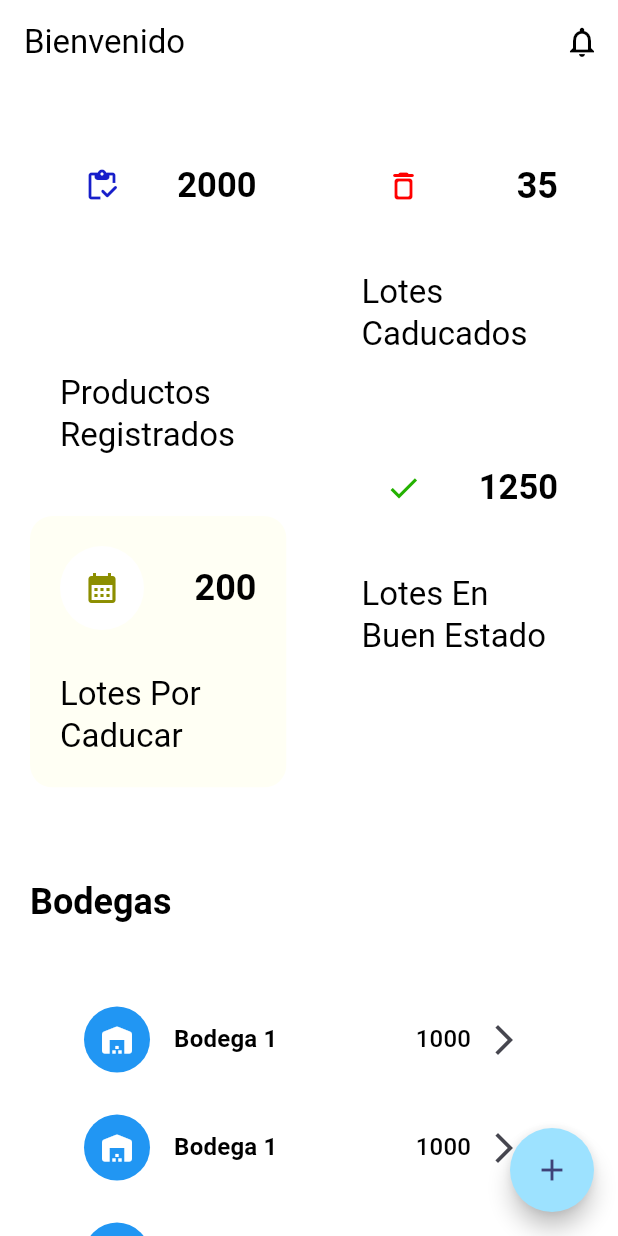
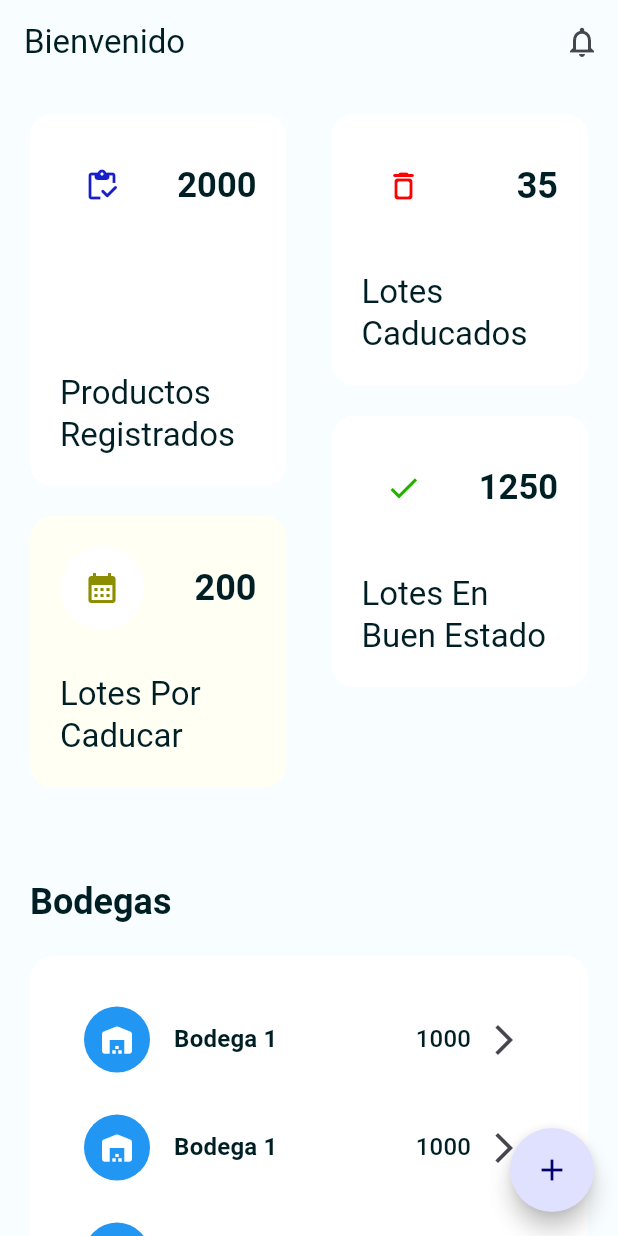
Before and after one commit to alexsosat/inventory-control, a Flutter app: the screen it shows after launch, on a phone screen of 412 x 824 dp. Run offline on Flutter 3.47's test engine with Material 2 defaults, Android fonts, the phone set to English and light mode, and no system bars; drawn by our look-alikes of auto_size_text, flutter_speed_dial; our stand-ins replace device_preview, flex_color_scheme, get, google_fonts, isar; accounts and stored records are empty; generated files the repository leaves out were written again.

Commit message:
Improvements on dark mode

```diff
--- a/lib/app/modules/home/views/home_view.dart
+++ b/lib/app/modules/home/views/home_view.dart
@@ -3,6 +3,7 @@ import 'package:flutter_speed_dial/flutter_speed_dial.dart';
 import 'package:get/get.dart';
 
 import '../../../../constants/theme.dart';
+import '../../../routes/app_pages.dart';
 import '../controllers/home_controller.dart';
 import 'sections/staggered_glance_section.dart';
 import 'sections/storage_list_section.dart';
@@ -46,6 +47,7 @@ class HomeView extends GetView<HomeController> {
             backgroundColor: Colors.blue,
             foregroundColor: Colors.white,
             label: 'Añadir Bodega',
+            onTap: () => Get.toNamed(Routes.STORAGE_ADD),
           ),
           SpeedDialChild(
             child: const Icon(Icons.inventory_rounded),
--- a/lib/app/modules/home/views/sections/storage_list_section.dart
+++ b/lib/app/modules/home/views/sections/storage_list_section.dart
@@ -31,8 +31,8 @@ class _StorageList extends StatelessWidget {
   Widget build(BuildContext context) {
     return Container(
       padding: const EdgeInsets.all(20),
-      decoration: const BoxDecoration(
-        color: Colors.white,
+      decoration: BoxDecoration(
+        color: Theme.of(context).cardColor,
         borderRadius: AppValues.kRoundedMedium,
       ),
       child: Column(
--- a/lib/app/modules/home/views/widgets/glance_card.dart
+++ b/lib/app/modules/home/views/widgets/glance_card.dart
@@ -1,6 +1,8 @@
 import 'package:auto_size_text/auto_size_text.dart';
 import 'package:flex_color_scheme/flex_color_scheme.dart';
 import 'package:flutter/material.dart';
+import 'package:get/get.dart';
+import 'package:get/utils.dart';
 
 import '../../../../../constants/values.dart';
 
@@ -23,7 +25,7 @@ class GlanceCard extends StatelessWidget {
     return ClipRRect(
       borderRadius: AppValues.kRoundedMedium,
       child: Material(
-        color: color.brighten(70),
+        color: Get.isDarkMode ? color.darken(20) : color.brighten(70),
         child: InkWell(
           splashColor: Colors.white.withOpacity(0.3),
           onTap: () {
--- a/lib/app/routes/app_pages.dart
+++ b/lib/app/routes/app_pages.dart
@@ -2,6 +2,8 @@ import 'package:get/get.dart';
 
 import '../modules/home/bindings/home_binding.dart';
 import '../modules/home/views/home_view.dart';
+import '../modules/storage_add/bindings/storage_add_binding.dart';
+import '../modules/storage_add/views/storage_add_view.dart';
 
 part 'app_routes.dart';
 
@@ -16,5 +18,10 @@ class AppPages {
       page: () => const HomeView(),
       binding: HomeBinding(),
     ),
+    GetPage(
+      name: _Paths.STORAGE_ADD,
+      page: () => const StorageAddView(),
+      binding: StorageAddBinding(),
+    ),
   ];
 }
--- a/lib/app/routes/app_routes.dart
+++ b/lib/app/routes/app_routes.dart
@@ -4,9 +4,11 @@ part of 'app_pages.dart';
 abstract class Routes {
   Routes._();
   static const HOME = _Paths.HOME;
+  static const STORAGE_ADD = _Paths.STORAGE_ADD;
 }
 
 abstract class _Paths {
   _Paths._();
   static const HOME = '/home';
+  static const STORAGE_ADD = '/storage-add';
 }
--- a/lib/constants/theme.dart
+++ b/lib/constants/theme.dart
@@ -8,48 +8,82 @@ class AppTheme {
   static const Color red = Color(0xffFF0000);
   static const Color green = Color(0xff23B100);
 
-  static ThemeData get lightTheme => FlexThemeData.light(
-        colors: const FlexSchemeColor(
-          primary: Color(0xff171ECA),
-          primaryContainer: Color(0xff9DE2FF),
-          secondary: Color(0xff8C8E00),
-          secondaryContainer: Color(0xffFFFB9D),
-          tertiary: Color(0xff23B100),
-          tertiaryContainer: Color(0xff9DFFA7),
-          appBarColor: Colors.transparent,
-          error: Color(0xffFF0000),
+  static ThemeData get lightTheme => ThemeData(
+        useMaterial3: true,
+        cardColor: Colors.white,
+        appBarTheme: const AppBarTheme(
+          color: Colors.transparent,
         ),
-        surfaceMode: FlexSurfaceMode.levelSurfacesLowScaffold,
-        blendLevel: 9,
-        subThemesData: const FlexSubThemesData(
-          blendOnLevel: 10,
-          blendOnColors: false,
+        colorScheme: const ColorScheme(
+          brightness: Brightness.light,
+          primary: Color(0xFF3E47E5),
+          onPrimary: Color(0xFFFFFFFF),
+          primaryContainer: Color(0xFFE0E0FF),
+          onPrimaryContainer: Color(0xFF00016D),
+          secondary: Color(0xFF616200),
+          onSecondary: Color(0xFFFFFFFF),
+          secondaryContainer: Color(0xFFE7E962),
+          onSecondaryContainer: Color(0xFF1C1D00),
+          tertiary: Color(0xFFC00100),
+          onTertiary: Color(0xFFFFFFFF),
+          tertiaryContainer: Color(0xFFFFDAD4),
+          onTertiaryContainer: Color(0xFF410000),
+          error: Color(0xFFBA1A1A),
+          errorContainer: Color(0xFFFFDAD6),
+          onError: Color(0xFFFFFFFF),
+          onErrorContainer: Color(0xFF410002),
+          background: Color(0xFFF5F5F5),
+          onBackground: Color(0xFF001F25),
+          surface: Color(0xFFF8FDFF),
+          onSurface: Color(0xFF001F25),
+          surfaceVariant: Color(0xFFE4E1EC),
+          onSurfaceVariant: Color(0xFF46464F),
+          outline: Color(0xFF777680),
+          onInverseSurface: Color(0xFFD6F6FF),
+          inverseSurface: Color(0xFF00363F),
+          inversePrimary: Color(0xFFBEC2FF),
+          shadow: Color(0xFF000000),
+          surfaceTint: Color(0xFF3E47E5),
+          outlineVariant: Color(0xFFC7C5D0),
+          scrim: Color(0xFF000000),
         ),
-        visualDensity: FlexColorScheme.comfortablePlatformDensity,
-        useMaterial3: true,
-        swapLegacyOnMaterial3: true,
-        fontFamily: GoogleFonts.roboto().fontFamily,
       );
 
-  static ThemeData get darkTheme => FlexThemeData.dark(
-        colors: const FlexSchemeColor(
-          primary: Color(0xff171ECA),
-          primaryContainer: Color(0xff9DE2FF),
-          secondary: Color(0xff8C8E00),
-          secondaryContainer: Color(0xffFFFB9D),
-          tertiary: Color(0xff23B100),
-          tertiaryContainer: Color(0xff9DFFA7),
-          appBarColor: Colors.transparent,
-          error: Color(0xffFF0000),
+  static ThemeData get darkTheme => ThemeData(
+        useMaterial3: true,
+        cardColor: const Color(0xFF1F1F1F),
+        colorScheme: const ColorScheme(
+          brightness: Brightness.dark,
+          primary: Color(0xFFBEC2FF),
+          onPrimary: Color(0xFF0002AB),
+          primaryContainer: Color(0xFF1F27CE),
+          onPrimaryContainer: Color(0xFFE0E0FF),
+          secondary: Color(0xFFCBCD49),
+          onSecondary: Color(0xFF323200),
+          secondaryContainer: Color(0xFF484A00),
+          onSecondaryContainer: Color(0xFFE7E962),
+          tertiary: Color(0xFFFFB4A8),
+          onTertiary: Color(0xFF690100),
+          tertiaryContainer: Color(0xFF930100),
+          onTertiaryContainer: Color(0xFFFFDAD4),
+          error: Color(0xFFFFB4AB),
+          errorContainer: Color(0xFF93000A),
+          onError: Color(0xFF690005),
+          onErrorContainer: Color(0xFFFFDAD6),
+          background: Color(0xFF001F25),
+          onBackground: Color(0xFFA6EEFF),
+          surface: Color(0xFF001F25),
+          onSurface: Color(0xFFA6EEFF),
+          surfaceVariant: Color(0xFF46464F),
+          onSurfaceVariant: Color(0xFFC7C5D0),
+          outline: Color(0xFF91909A),
+          onInverseSurface: Color(0xFF001F25),
+          inverseSurface: Color(0xFFA6EEFF),
+          inversePrimary: Color(0xFF3E47E5),
+          shadow: Color(0xFF000000),
+          surfaceTint: Color(0xFFBEC2FF),
+          outlineVariant: Color(0xFF46464F),
+          scrim: Color(0xFF000000),
         ),
-        surfaceMode: FlexSurfaceMode.levelSurfacesLowScaffold,
-        blendLevel: 15,
-        subThemesData: const FlexSubThemesData(
-          blendOnLevel: 20,
-        ),
-        visualDensity: FlexColorScheme.comfortablePlatformDensity,
-        useMaterial3: true,
-        swapLegacyOnMaterial3: true,
-        fontFamily: GoogleFonts.roboto().fontFamily,
       );
 }
```
Also changed, not shown: lib/app/modules/storage_add/bindings/storage_add_binding.dart (added, +12 -0 lines), lib/app/modules/storage_add/controllers/storage_add_controller.dart (added, +23 -0 lines), lib/app/modules/storage_add/views/sections/storage_add_form.dart (added, +43 -0 lines), lib/app/modules/storage_add/views/storage_add_view.dart (added, +24 -0 lines), lib/global/card/rounded_form_card.dart (added, +17 -0 lines), lib/global/form/text_form_field_rounded.dart (added, +235 -0 lines).
